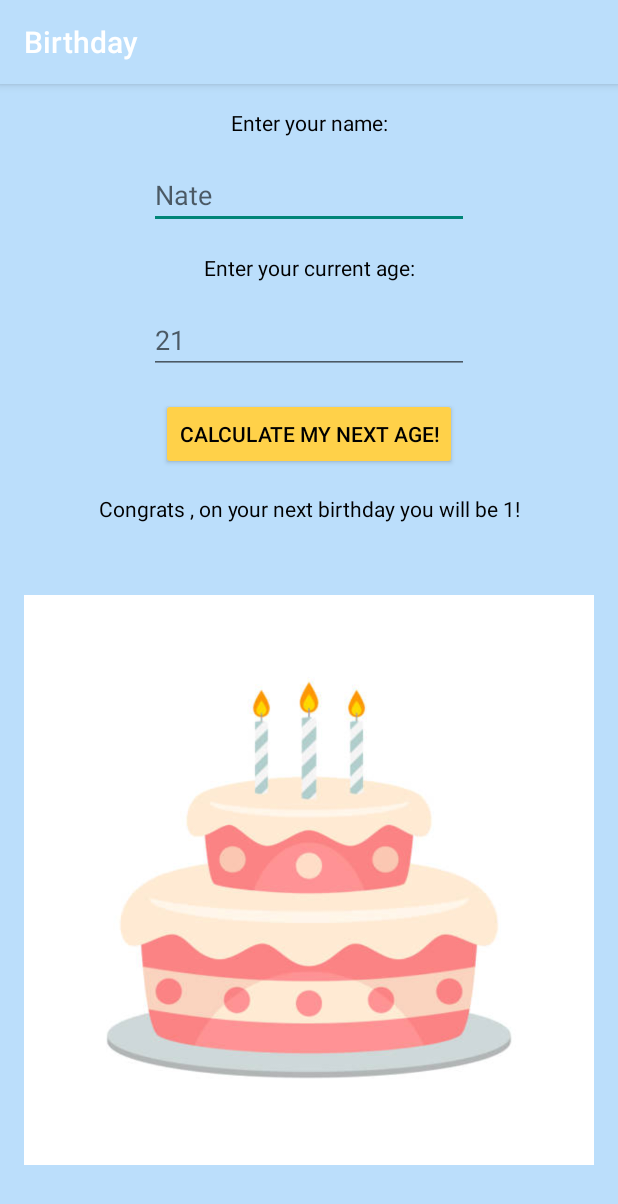
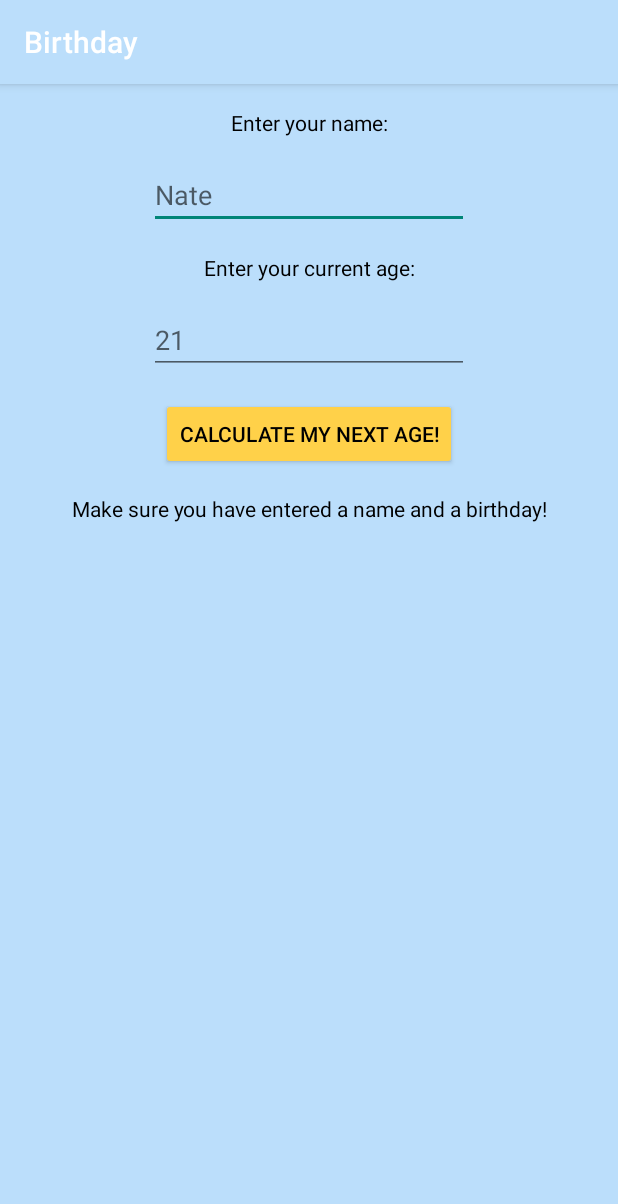
Before and after one commit to natendaben/NateBennett_MAD, an Android app: the screen it shows after launch (MainActivity), after a tap on "CALCULATE MY NEXT AGE!", on a phone screen of 412 x 824 dp. Shown: the top 1204 px of the screen. Run offline under Robolectric (Android 15) with nearby library versions, the phone set to English and light mode, and no system bars.

Commit message:
fixed crashing error

```diff
--- a/Labs/lab6/app/src/main/java/com/example/birthday/MainActivity.java
+++ b/Labs/lab6/app/src/main/java/com/example/birthday/MainActivity.java
@@ -1,5 +1,6 @@
 package com.example.birthday;
 
+import androidx.appcompat.app.AlertDialog;
 import androidx.appcompat.app.AppCompatActivity;
 
 import android.os.Bundle;
@@ -23,15 +24,18 @@ public class MainActivity extends AppCompatActivity {
     }
 
     public void calculateAge(View view){
-        ImageView cake = findViewById(R.id.cakeImage);
-        cake.setImageResource(R.drawable.maincake);
-        if(name.getText().toString() != "" && age.getText().toString() != ""){
+        if(!name.getText().toString().equals("") && !age.getText().toString().equals("")){
             String nameValue = name.getText().toString();
             int ageValue = Integer.parseInt(age.getText().toString());
             ageValue++;
 
             TextView results = findViewById(R.id.result);
             results.setText("Congrats " + nameValue + ", on your next birthday you will be " + ageValue + "!");
+            ImageView cake = findViewById(R.id.cakeImage);
+            cake.setImageResource(R.drawable.maincake);
+        } else{
+            TextView results = findViewById(R.id.result);
+            results.setText("Make sure you have entered a name and a birthday!");
         }
     }
 
```
